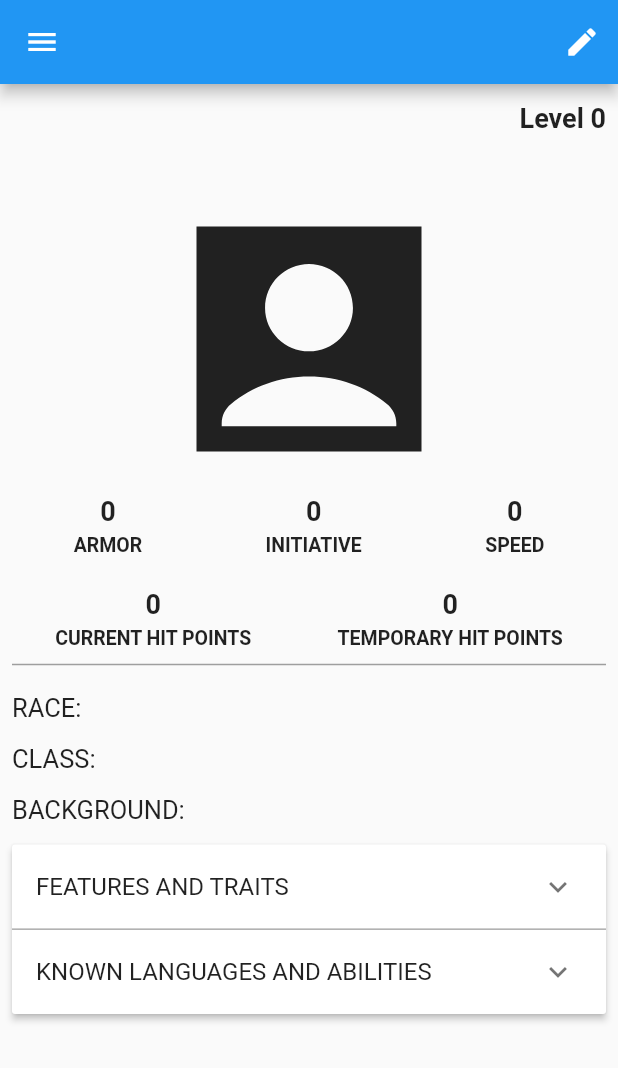
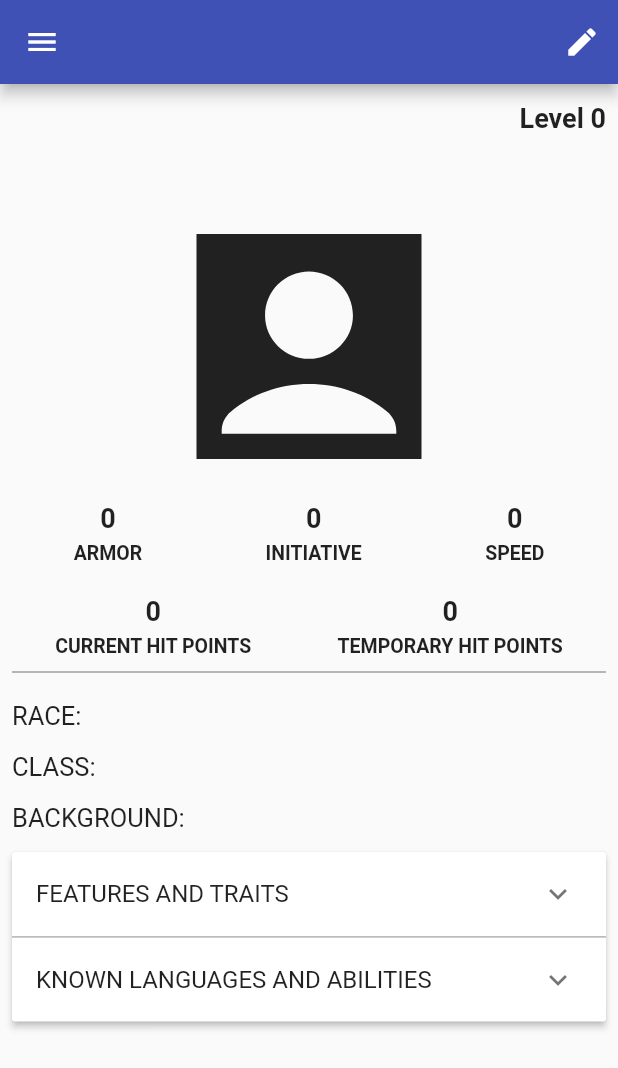
Before and after one commit to zoepj/d_and_d, a Flutter app: the DetailsPage screen opened directly with empty values, on a phone screen of 412 x 824 dp. Shown: the top 1068 px of the screen. Run offline on Flutter 3.47's test engine with Material 2 defaults, Android fonts, the phone set to English and light mode, and no system bars; our stand-ins replace cached_network_image, shared_preferences, youtube_player_flutter; missing offline and left inert: enum_to_string; accounts and stored records are empty.

Commit message:
improve style

```diff
--- a/lib/main.dart
+++ b/lib/main.dart
@@ -19,7 +19,7 @@ class MyApp extends StatelessWidget {
     return MaterialApp(
       title: 'D&D',
       theme: ThemeData(
-        primarySwatch: Colors.blue,
+        primarySwatch: Colors.indigo,
       ),
       home: const MyHomePage(title: "d and d"),
     );
--- a/lib/widgets/character/details/details_page.dart
+++ b/lib/widgets/character/details/details_page.dart
@@ -35,9 +35,15 @@ class _DetailsPageState extends State<DetailsPage> {
     fontSize: 17,
   );
 
-  final InputDecoration _formDecoration = const InputDecoration(
+  final InputDecoration _formDecorationText = const InputDecoration(
     isDense: true,
     contentPadding: EdgeInsets.symmetric(vertical: 5.0, horizontal: 1.0),
+  );
+
+  final InputDecoration _formDecorationInt = const InputDecoration(
+    isDense: true,
+    contentPadding: EdgeInsets.symmetric(vertical: 5.0, horizontal: 1.0),
+    border: OutlineInputBorder(),
   );
 
   final _formKey = GlobalKey<FormState>();
@@ -114,7 +120,7 @@ class _DetailsPageState extends State<DetailsPage> {
                         ),
                         _modifying
                             ? SizedBox(
-                                width: 20,
+                                width: 34,
                                 child: TextFormField(
                                   initialValue:
                                       widget.character.level.toString(),
@@ -130,7 +136,7 @@ class _DetailsPageState extends State<DetailsPage> {
                                     return null;
                                   },
                                   style: _integerTextStyle,
-                                  decoration: _formDecoration,
+                                  decoration: _formDecorationInt,
                                 ),
                               )
                             : Text(
@@ -145,7 +151,7 @@ class _DetailsPageState extends State<DetailsPage> {
                             child: TextFormField(
                               style: const TextStyle(
                                 fontWeight: FontWeight.bold,
-                                fontSize: 30,
+                                fontSize: 34,
                               ),
                               initialValue: widget.character.name.toString(),
                               validator: (enteredValue) {
@@ -168,7 +174,7 @@ class _DetailsPageState extends State<DetailsPage> {
                             widget.character.name,
                             style: const TextStyle(
                               fontWeight: FontWeight.bold,
-                              fontSize: 30,
+                              fontSize: 34,
                             ),
                           ),
                     const Icon(
@@ -182,7 +188,7 @@ class _DetailsPageState extends State<DetailsPage> {
                           children: [
                             _modifying
                                 ? SizedBox(
-                                    width: 20,
+                                    width: 34,
                                     child: TextFormField(
                                       initialValue:
                                           widget.character.armor.toString(),
@@ -198,7 +204,7 @@ class _DetailsPageState extends State<DetailsPage> {
                                         return null;
                                       },
                                       style: _integerTextStyle,
-                                      decoration: _formDecoration,
+                                      decoration: _formDecorationInt,
                                     ),
                                   )
                                 : Text(
@@ -216,7 +222,7 @@ class _DetailsPageState extends State<DetailsPage> {
                           children: [
                             _modifying
                                 ? SizedBox(
-                                    width: 20,
+                                    width: 34,
                                     child: TextFormField(
                                       initialValue: widget.character.initiative
                                           .toString(),
@@ -232,7 +238,7 @@ class _DetailsPageState extends State<DetailsPage> {
                                         return null;
                                       },
                                       style: _integerTextStyle,
-                                      decoration: _formDecoration,
+                                      decoration: _formDecorationInt,
                                     ),
                                   )
                                 : Text(
@@ -250,7 +256,7 @@ class _DetailsPageState extends State<DetailsPage> {
                           children: [
                             _modifying
                                 ? SizedBox(
-                                    width: 20,
+                                    width: 34,
                                     child: TextFormField(
                                       initialValue:
                                           widget.character.speed.toString(),
@@ -266,7 +272,7 @@ class _DetailsPageState extends State<DetailsPage> {
                                         return null;
                                       },
                                       style: _integerTextStyle,
-                                      decoration: _formDecoration,
+                                      decoration: _formDecorationInt,
                                     ),
                                   )
                                 : Text(
@@ -290,7 +296,7 @@ class _DetailsPageState extends State<DetailsPage> {
                           children: [
                             _modifying
                                 ? SizedBox(
-                                    width: 20,
+                                    width: 34,
                                     child: TextFormField(
                                       initialValue: widget
                                           .character.currentHitPoints
@@ -307,7 +313,7 @@ class _DetailsPageState extends State<DetailsPage> {
                                         return null;
                                       },
                                       style: _integerTextStyle,
-                                      decoration: _formDecoration,
+                                      decoration: _formDecorationInt,
                                     ),
                                   )
                                 : Text(
@@ -326,7 +332,7 @@ class _DetailsPageState extends State<DetailsPage> {
                           children: [
                             _modifying
                                 ? SizedBox(
-                                    width: 20,
+                                    width: 34,
                                     child: TextFormField(
                                       initialValue: widget
                                           .character.temporaryHitPoints
@@ -343,7 +349,7 @@ class _DetailsPageState extends State<DetailsPage> {
                                         return null;
                                       },
                                       style: _integerTextStyle,
-                                      decoration: _formDecoration,
+                                      decoration: _formDecorationInt,
                                     ),
                                   )
                                 : Text(
@@ -390,7 +396,7 @@ class _DetailsPageState extends State<DetailsPage> {
                                             return null;
                                           },
                                           style: _stringTextStyle2,
-                                          decoration: _formDecoration,
+                                          decoration: _formDecorationText,
                                         ),
                                       )
                                     : Text(
@@ -423,7 +429,7 @@ class _DetailsPageState extends State<DetailsPage> {
                                             return null;
                                           },
                                           style: _stringTextStyle2,
-                                          decoration: _formDecoration,
+                                          decoration: _formDecorationText,
                                         ),
                                       )
                                     : Text(
@@ -456,7 +462,7 @@ class _DetailsPageState extends State<DetailsPage> {
                                             return null;
                                           },
                                           style: _stringTextStyle2,
-                                          decoration: _formDecoration,
+                                          decoration: _formDecorationText,
                                         ),
                                       )
                                     : Text(
@@ -481,16 +487,30 @@ class _DetailsPageState extends State<DetailsPage> {
                             );
                           },
                           body: ListTile(
-                            title: Text(
-                              'LOOKS: ${widget.character.looks}\n'
-                              'PERSONALITY TRAITS: ${widget.character.traits}\n'
-                              'IDEALS: ${widget.character.ideals}\n'
-                              'BONDS: ${widget.character.bonds}\n'
-                              'FLAWS: ${widget.character.flaws}\n',
-                              style: const TextStyle(
-                                  height: 2,
-                                  fontWeight: FontWeight.w400,
-                                  fontSize: 17),
+                            title: Column(
+                              crossAxisAlignment: CrossAxisAlignment.start,
+                              children: [
+                                Text(
+                                  'LOOKS: ${widget.character.looks}',
+                                  style: _stringTextStyle2,
+                                ),
+                                Text(
+                                  'PERSONALITY TRAITS: ${widget.character.traits}',
+                                  style: _stringTextStyle2,
+                                ),
+                                Text(
+                                  'IDEALS: ${widget.character.ideals}',
+                                  style: _stringTextStyle2,
+                                ),
+                                Text(
+                                  'BONDS: ${widget.character.bonds}',
+                                  style: _stringTextStyle2,
+                                ),
+                                Text(
+                                  'FLAWS: ${widget.character.flaws}',
+                                  style: _stringTextStyle2,
+                                ),
+                              ],
                             ),
                           ),
                           isExpanded: _expanded1,
@@ -503,13 +523,18 @@ class _DetailsPageState extends State<DetailsPage> {
                             );
                           },
                           body: ListTile(
-                            title: Text(
-                              'LANGUAGES: ${widget.character.languages}\n'
-                              'ABILITIES: ${widget.character.abilities}\n',
-                              style: const TextStyle(
-                                  height: 2,
-                                  fontWeight: FontWeight.w400,
-                                  fontSize: 17),
+                            title: Column(
+                              crossAxisAlignment: CrossAxisAlignment.start,
+                              children: [
+                                Text(
+                                  'LANGUAGES: ${widget.character.languages}',
+                                  style: _stringTextStyle2,
+                                ),
+                                Text(
+                                  'ABILITIES: ${widget.character.abilities}',
+                                  style: _stringTextStyle2,
+                                ),
+                              ],
                             ),
                           ),
                           isExpanded: _expanded2,
--- a/lib/widgets/characters_list_page.dart
+++ b/lib/widgets/characters_list_page.dart
@@ -192,7 +192,9 @@ class _CharactersListPageState extends State<CharactersListPage> {
                                 (Route<dynamic> route) => false,
                               );
                             },
-                            child: const Text('DELETE'),
+                            child: Container(
+                              child: const Text('DELETE'),
+                            ),
                           ),
                         ],
                       );
--- a/lib/widgets/side_drawer.dart
+++ b/lib/widgets/side_drawer.dart
@@ -16,9 +16,9 @@ class SideDrawer extends StatelessWidget {
         child: ListView(
           padding: EdgeInsets.zero,
           children: <Widget>[
-            const DrawerHeader(
+            DrawerHeader(
               decoration: BoxDecoration(
-                color: Colors.blue,
+                color: Colors.indigo[800],
               ),
               child: Text(
                 'D&D',
```
